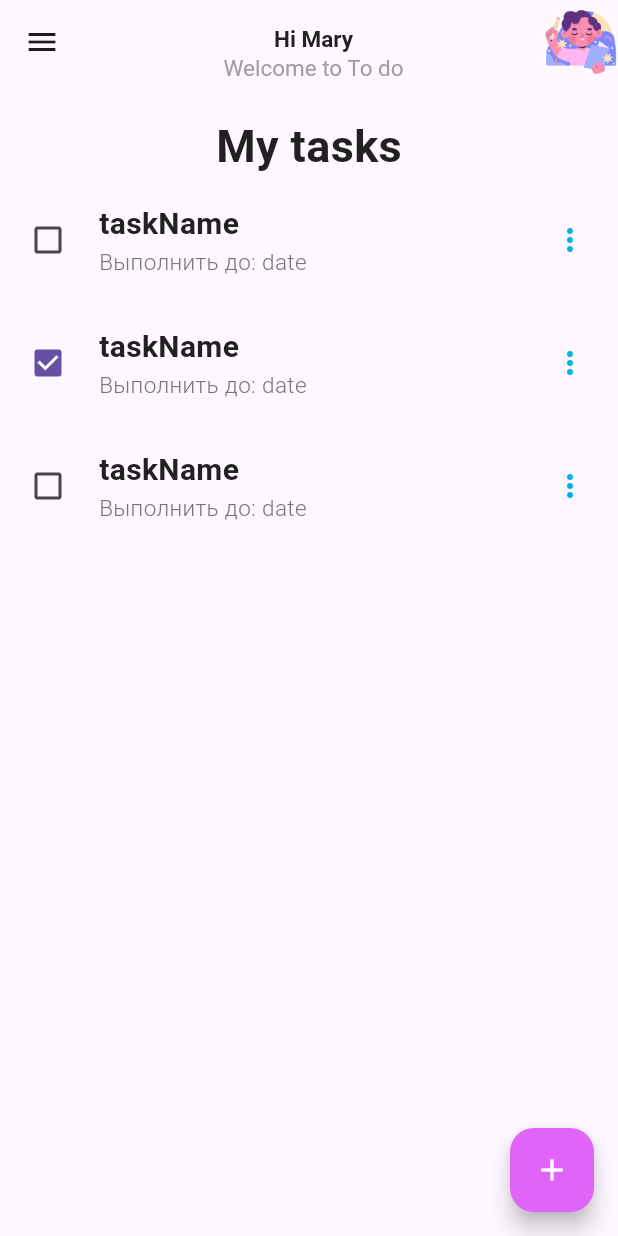
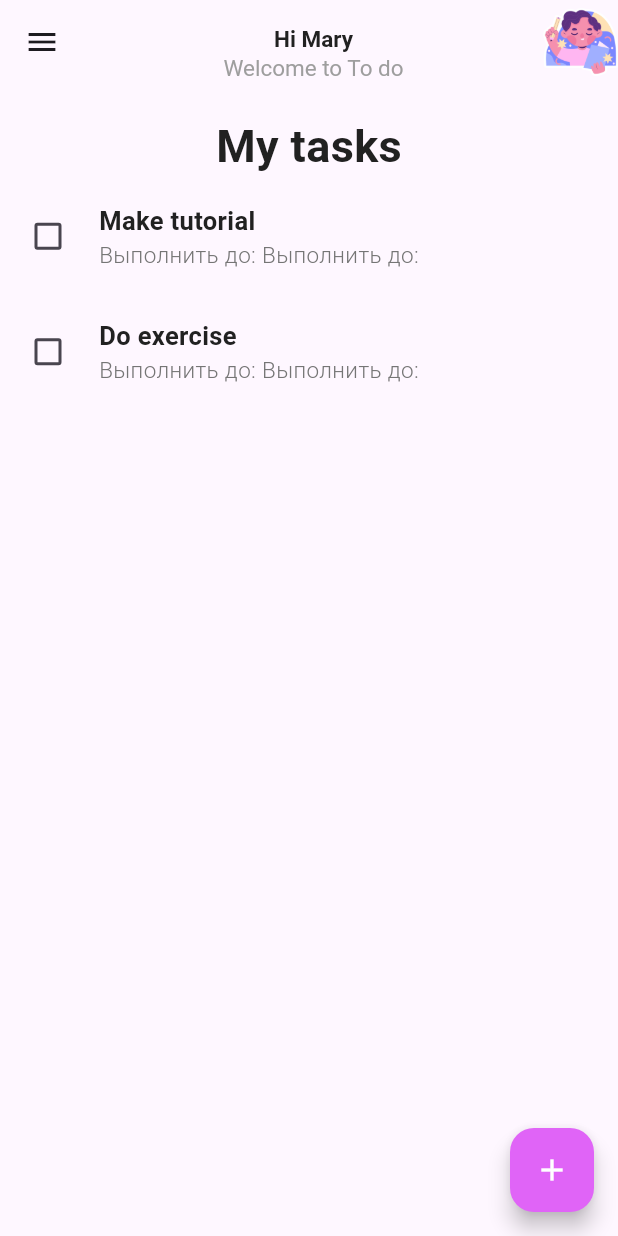
Before and after one commit to MariyaRazboynikova/Application_to_do, a Flutter app: the MyListTile widget shown alone on an empty page, opened directly, after a tap on "Tasks", on a phone screen of 412 x 824 dp. Run offline on Flutter 3.47's test engine with Material 3 defaults, Android fonts, the phone set to English and light mode, and no system bars; our stand-ins replace google_fonts; Roboto replaces fonts that are missing (Farro).

Commit message:
add task

```diff
--- a/lib/features/data/models/drawer_my_list.dart
+++ b/lib/features/data/models/drawer_my_list.dart
@@ -1,4 +1,5 @@
 import 'package:flutter/material.dart';
+import 'package:google_fonts/google_fonts.dart';
 
 class MyListTile extends StatelessWidget {
   final String text;
@@ -19,9 +20,16 @@ class MyListTile extends StatelessWidget {
       child: ListTile(
         leading: Icon(
           icon,
-          color: Colors.grey,
+          color: Colors.grey[700],
         ),
-        title: Text(text),
+        title: Text(
+          text,
+          style: GoogleFonts.farro(
+            fontWeight: FontWeight.bold,
+            fontSize: 20,
+            color: Colors.grey[700],
+          ),
+        ),
         onTap: onTap,
       ),
     );
--- a/lib/features/presentation/pages/tasks_page.dart
+++ b/lib/features/presentation/pages/tasks_page.dart
@@ -12,6 +12,28 @@ class TaskPage extends StatefulWidget {
 }
 
 class _TaskPageState extends State<TaskPage> {
+  //список задач
+  List toDoList = [
+    ["Make tutorial", 'Выполнить до: ', false],
+    ["Do exercise", 'Выполнить до: ', false],
+  ];
+
+  //chekbox was tapped
+  void checkboxChanged(bool? value, int index) {
+    setState(() {
+      toDoList[index][2] = !toDoList[index][2];
+    });
+  }
+
+  void crateNewTask() {
+    showDialog(
+      context: context,
+      builder: (context) {
+        return const AddTask();
+      },
+    );
+  }
+
   @override
   Widget build(BuildContext context) {
     return SafeArea(
@@ -84,34 +106,23 @@ class _TaskPageState extends State<TaskPage> {
 
               //список
               Expanded(
-                child: ListView(
-                  children: [
-                    ToDoTasks(
-                      taskName: 'taskName',
-                      date: 'date',
-                      isCompleted: false,
-                      onChanged: (p0) {},
-                    ),
-                    ToDoTasks(
-                      taskName: 'taskName',
-                      date: 'date',
-                      isCompleted: true,
-                      onChanged: (p0) {},
-                    ),
-                    ToDoTasks(
-                      taskName: 'taskName',
-                      date: 'date',
-                      isCompleted: false,
-                      onChanged: (p0) {},
-                    ),
-                  ],
+                child: ListView.builder(
+                  itemCount: toDoList.length,
+                  itemBuilder: (context, index) {
+                    return ToDoTasks(
+                      taskName: toDoList[index][0],
+                      date: toDoList[index][1],
+                      isCompleted: toDoList[index][2],
+                      onChanged: (value) => checkboxChanged(value, index),
+                    );
+                  },
                 ),
               )
             ],
           ),
           floatingActionButton: FloatingActionButton(
             backgroundColor: const Color(0xFFE064F7),
-            onPressed: () => const AddTask(),
+            onPressed: crateNewTask,
             child: const Icon(
               Icons.add,
               color: Color.fromARGB(255, 255, 255, 255),
--- a/lib/features/presentation/widgets/to_do_list.dart
+++ b/lib/features/presentation/widgets/to_do_list.dart
@@ -6,14 +6,14 @@ class ToDoTasks extends StatelessWidget {
   final String date;
   final Function(bool?)? onChanged;
   final bool isCompleted;
-  final Function()? onPressed;
+  // final Function()? onPressed;
   const ToDoTasks({
     super.key,
     required this.taskName,
     required this.date,
     this.onChanged,
     required this.isCompleted,
-    this.onPressed,
+    // this.onPressed,
   });
 
   @override
@@ -30,6 +30,7 @@ class ToDoTasks extends StatelessWidget {
                 Checkbox(
                   value: isCompleted,
                   onChanged: onChanged,
+                  activeColor: const Color(0xFFE064F7),
                 ),
 
                 const SizedBox(width: 10),
@@ -42,9 +43,9 @@ class ToDoTasks extends StatelessWidget {
                     children: [
                       Text(
                         taskName,
-                        style: GoogleFonts.daiBannaSil(
-                          fontWeight: FontWeight.w700,
-                          fontSize: 20,
+                        style: GoogleFonts.farro(
+                          fontWeight: FontWeight.bold,
+                          fontSize: 17,
                           color: Colors.grey[900],
                         ),
                       ),
@@ -62,14 +63,14 @@ class ToDoTasks extends StatelessWidget {
               ],
             ),
 
-            //trailing
-            IconButton(
-              onPressed: () => showDialog,
-              icon: const Icon(
-                Icons.more_vert,
-                color: Color(0xFF00B2E7),
-              ),
-            ),
+            // //trailing
+            // IconButton(
+            //   onPressed: () => showDialog,
+            //   icon: const Icon(
+            //     Icons.more_vert,
+            //     color: Color(0xFF00B2E7),
+            //   ),
+            // ),
           ],
         ),
       ),
```
Also changed, not shown: lib/features/presentation/widgets/add_task.dart (+13 -16 lines).
